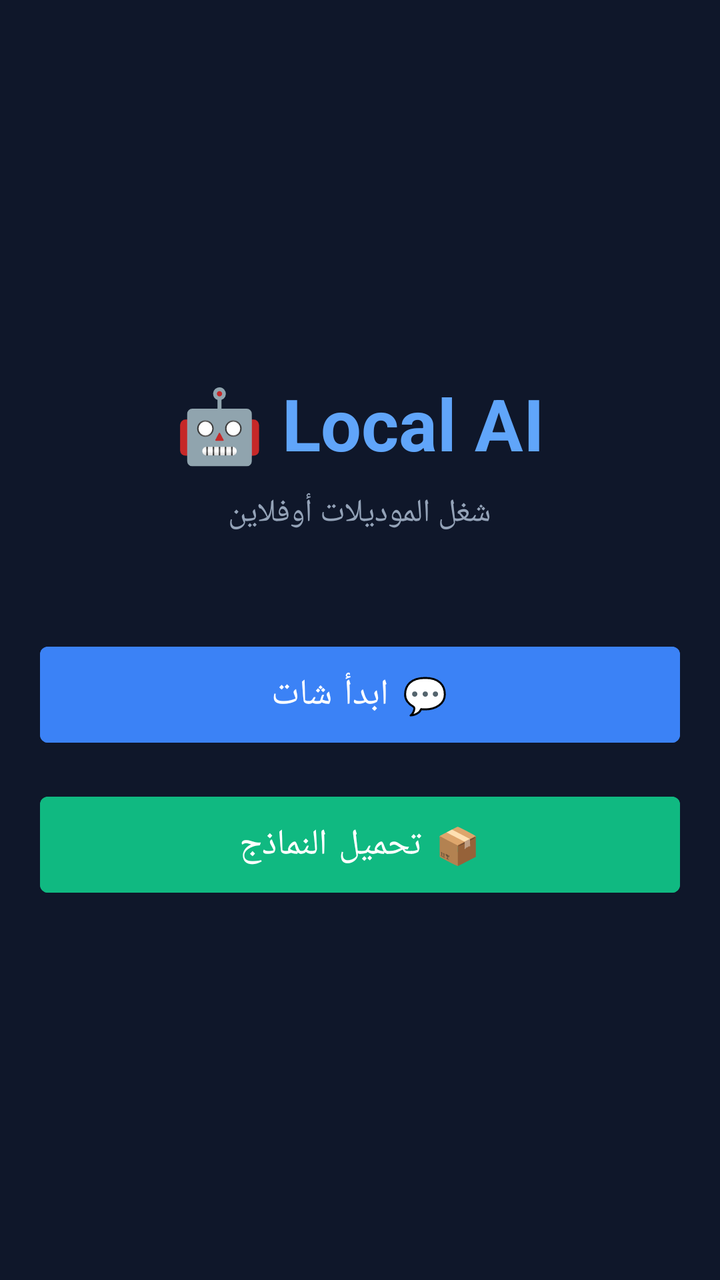
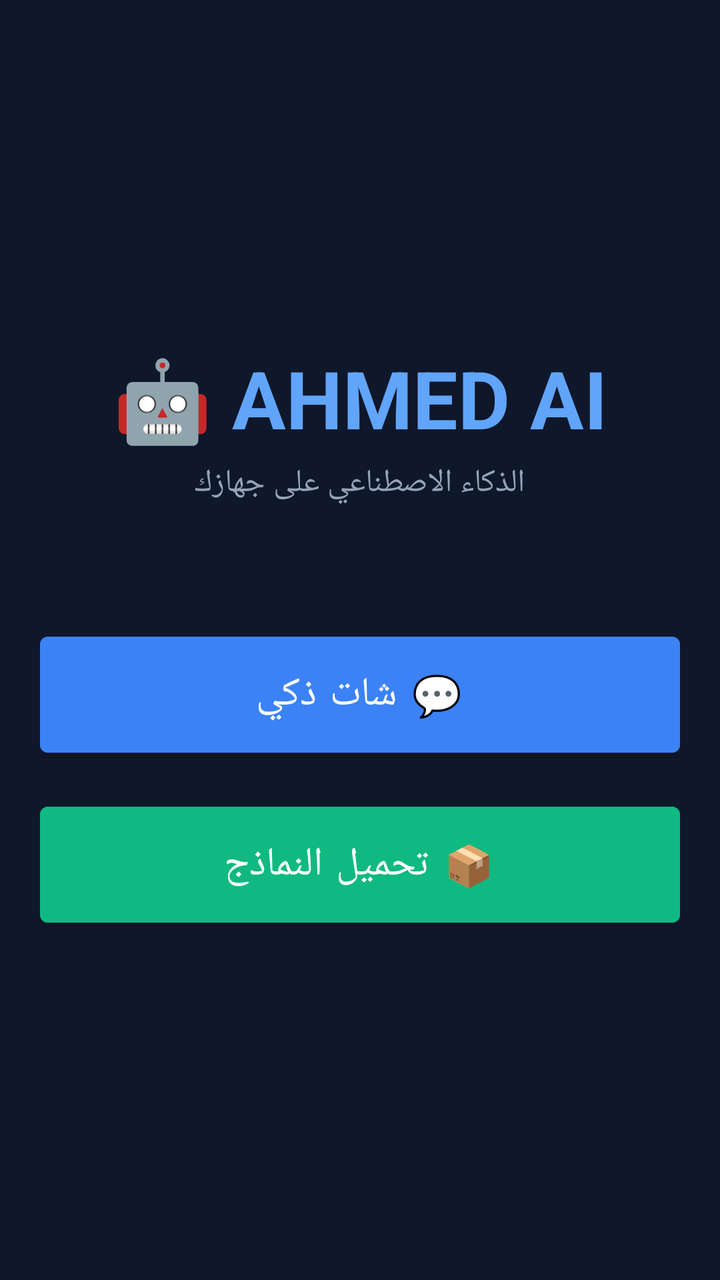

Compare the two renders of this Android layout. The source of the first and the diff that turns it into the second are given below.
<!-- AndroidManifest.xml: application theme Theme.MaterialComponents.DayNight.NoActionBar -->
<!-- res/layout/activity_main.xml -->
<?xml version="1.0" encoding="utf-8"?>
<LinearLayout xmlns:android="http://schemas.android.com/apk/res/android"
    android:layout_width="match_parent"
    android:layout_height="match_parent"
    android:orientation="vertical"
    android:background="#0f172a"
    android:gravity="center"
    android:padding="20dp">

    <TextView
        android:layout_width="wrap_content"
        android:layout_height="wrap_content"
        android:text="🤖 Local AI"
        android:textColor="#60a5fa"
        android:textSize="36sp"
        android:textStyle="bold"
        android:layout_marginBottom="10dp"/>

    <TextView
        android:layout_width="wrap_content"
        android:layout_height="wrap_content"
        android:text="شغل الموديلات أوفلاين"
        android:textColor="#94a3b8"
        android:textSize="16sp"
        android:layout_marginBottom="50dp"/>

    <Button
        android:id="@+id/btnChat"
        android:layout_width="match_parent"
        android:layout_height="60dp"
        android:text="💬 ابدأ شات"
        android:backgroundTint="#3b82f6"
        android:textColor="#ffffff"
        android:textSize="18sp"
        android:layout_marginBottom="15dp"/>

    <Button
        android:id="@+id/btnModels"
        android:layout_width="match_parent"
        android:layout_height="60dp"
        android:text="📦 تحميل النماذج"
        android:backgroundTint="#10b981"
        android:textColor="#ffffff"
        android:textSize="18sp"/>
</LinearLayout>
<!-- resources referenced by this layout -->
<resources>

</resources>

<!-- the commit's change to res/layout/activity_main.xml (unified diff, before → after) -->
@@ -10,36 +10,36 @@
     <TextView
         android:layout_width="wrap_content"
         android:layout_height="wrap_content"
-        android:text="🤖 Local AI"
+        android:text="🤖 AHMED AI"
         android:textColor="#60a5fa"
-        android:textSize="36sp"
+        android:textSize="40sp"
         android:textStyle="bold"
-        android:layout_marginBottom="10dp"/>
+        android:layout_marginBottom="5dp"/>
 
     <TextView
         android:layout_width="wrap_content"
         android:layout_height="wrap_content"
-        android:text="شغل الموديلات أوفلاين"
+        android:text="الذكاء الاصطناعي على جهازك"
         android:textColor="#94a3b8"
         android:textSize="16sp"
-        android:layout_marginBottom="50dp"/>
+        android:layout_marginBottom="60dp"/>
 
     <Button
         android:id="@+id/btnChat"
         android:layout_width="match_parent"
-        android:layout_height="60dp"
-        android:text="💬 ابدأ شات"
+        android:layout_height="70dp"
+        android:text="💬 شات ذكي"
         android:backgroundTint="#3b82f6"
         android:textColor="#ffffff"
-        android:textSize="18sp"
+        android:textSize="20sp"
         android:layout_marginBottom="15dp"/>
 
     <Button
         android:id="@+id/btnModels"
         android:layout_width="match_parent"
-        android:layout_height="60dp"
+        android:layout_height="70dp"
         android:text="📦 تحميل النماذج"
         android:backgroundTint="#10b981"
         android:textColor="#ffffff"
-        android:textSize="18sp"/>
+        android:textSize="20sp"/>
 </LinearLayout>
